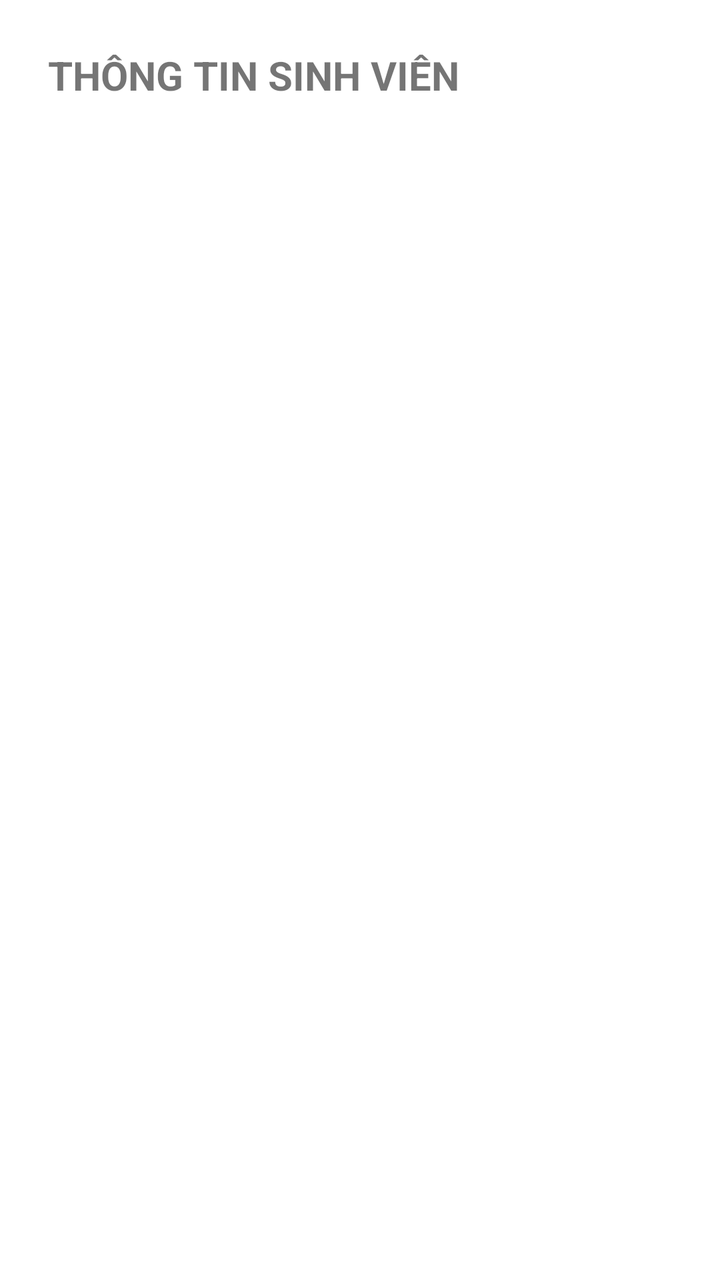
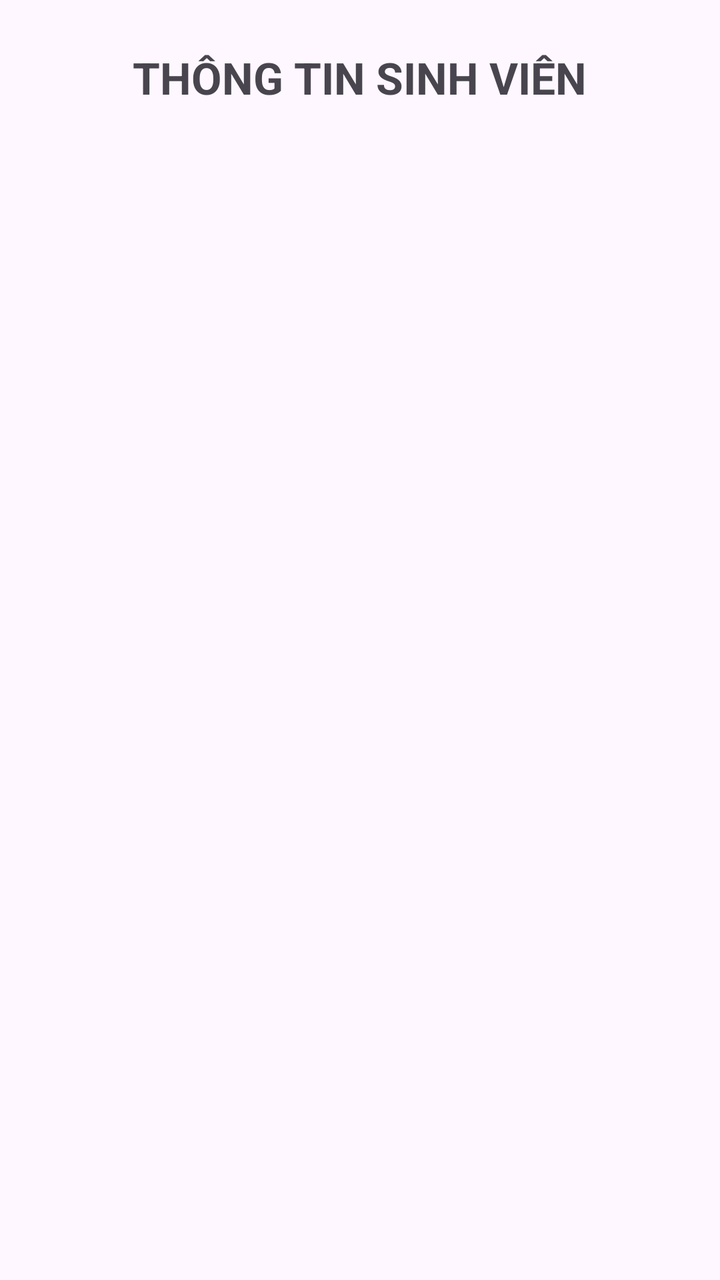

Before-and-after screenshots of an Android layout around one commit, followed by the original layout XML and the change that was made.
<!-- AndroidManifest.xml: fallback theme Theme.MaterialComponents.DayNight.NoActionBar -->
<!-- res/layout/activity_main.xml -->
<?xml version="1.0" encoding="utf-8"?>
<LinearLayout xmlns:android="http://schemas.android.com/apk/res/android"
    android:layout_width="match_parent"
    android:layout_height="match_parent"
    android:orientation="vertical"
    android:padding="24dp">

    <TextView
        android:id="@+id/tvTitle"
        android:layout_width="wrap_content"
        android:layout_height="wrap_content"
        android:text="THÔNG TIN SINH VIÊN"
        android:textSize="20sp"
        android:textStyle="bold"
        android:layout_marginBottom="16dp"/>

    <TextView android:id="@+id/tvMssv" android:layout_width="match_parent" android:layout_height="wrap_content" android:textSize="16sp" android:layout_marginBottom="8dp"/>
    <TextView android:id="@+id/tvHoTen" android:layout_width="match_parent" android:layout_height="wrap_content" android:textSize="16sp" android:layout_marginBottom="8dp"/>
    <TextView android:id="@+id/tvLop" android:layout_width="match_parent" android:layout_height="wrap_content" android:textSize="16sp" android:layout_marginBottom="8dp"/>
    <TextView android:id="@+id/tvTuoi" android:layout_width="match_parent" android:layout_height="wrap_content" android:textSize="16sp" android:layout_marginBottom="8dp"/>
    <TextView android:id="@+id/tvDiem" android:layout_width="match_parent" android:layout_height="wrap_content" android:textSize="16sp" android:layout_marginBottom="8dp"/>
    <TextView android:id="@+id/tvTrangThai" android:layout_width="match_parent" android:layout_height="wrap_content" android:textSize="16sp" android:textStyle="bold" android:layout_marginBottom="8dp"/>
    <TextView android:id="@+id/tvXepLoai" android:layout_width="match_parent" android:layout_height="wrap_content" android:textSize="16sp" android:textStyle="bold"/>

</LinearLayout>
<!-- resources referenced by this layout -->
<resources>

</resources>

<!-- the commit's change to res/layout/activity_main.xml (unified diff, before → after) -->
@@ -10,16 +10,17 @@
         android:layout_width="wrap_content"
         android:layout_height="wrap_content"
         android:text="THÔNG TIN SINH VIÊN"
-        android:textSize="20sp"
+        android:textSize="22sp"
         android:textStyle="bold"
-        android:layout_marginBottom="16dp"/>
+        android:layout_gravity="center"
+        android:layout_marginBottom="24dp" />
 
-    <TextView android:id="@+id/tvMssv" android:layout_width="match_parent" android:layout_height="wrap_content" android:textSize="16sp" android:layout_marginBottom="8dp"/>
-    <TextView android:id="@+id/tvHoTen" android:layout_width="match_parent" android:layout_height="wrap_content" android:textSize="16sp" android:layout_marginBottom="8dp"/>
-    <TextView android:id="@+id/tvLop" android:layout_width="match_parent" android:layout_height="wrap_content" android:textSize="16sp" android:layout_marginBottom="8dp"/>
-    <TextView android:id="@+id/tvTuoi" android:layout_width="match_parent" android:layout_height="wrap_content" android:textSize="16sp" android:layout_marginBottom="8dp"/>
-    <TextView android:id="@+id/tvDiem" android:layout_width="match_parent" android:layout_height="wrap_content" android:textSize="16sp" android:layout_marginBottom="8dp"/>
-    <TextView android:id="@+id/tvTrangThai" android:layout_width="match_parent" android:layout_height="wrap_content" android:textSize="16sp" android:textStyle="bold" android:layout_marginBottom="8dp"/>
-    <TextView android:id="@+id/tvXepLoai" android:layout_width="match_parent" android:layout_height="wrap_content" android:textSize="16sp" android:textStyle="bold"/>
+    <TextView android:id="@+id/tvId" android:layout_width="wrap_content" android:layout_height="wrap_content" android:textSize="16sp" android:layout_marginBottom="8dp" />
+    <TextView android:id="@+id/tvName" android:layout_width="wrap_content" android:layout_height="wrap_content" android:textSize="16sp" android:layout_marginBottom="8dp" />
+    <TextView android:id="@+id/tvClass" android:layout_width="wrap_content" android:layout_height="wrap_content" android:textSize="16sp" android:layout_marginBottom="8dp" />
+    <TextView android:id="@+id/tvAge" android:layout_width="wrap_content" android:layout_height="wrap_content" android:textSize="16sp" android:layout_marginBottom="8dp" />
+    <TextView android:id="@+id/tvScore" android:layout_width="wrap_content" android:layout_height="wrap_content" android:textSize="16sp" android:layout_marginBottom="8dp" />
+    <TextView android:id="@+id/tvStatus" android:layout_width="wrap_content" android:layout_height="wrap_content" android:textSize="16sp" android:textStyle="bold" android:layout_marginBottom="8dp" />
+    <TextView android:id="@+id/tvRank" android:layout_width="wrap_content" android:layout_height="wrap_content" android:textSize="16sp" android:textStyle="bold" />
 
 </LinearLayout>
<!-- resource entries referenced after the edit -->
@@ -1,5 +1,9 @@
 <!-- resources referenced by this layout -->
 <resources>
-
+  <style name="Theme.BaoPhuc_2415053122130" parent="Base.Theme.BaoPhuc_2415053122130" />
+  <style name="Base.Theme.BaoPhuc_2415053122130" parent="Theme.Material3.DayNight.NoActionBar">
+          
+          
+      </style>
 </resources>
 
